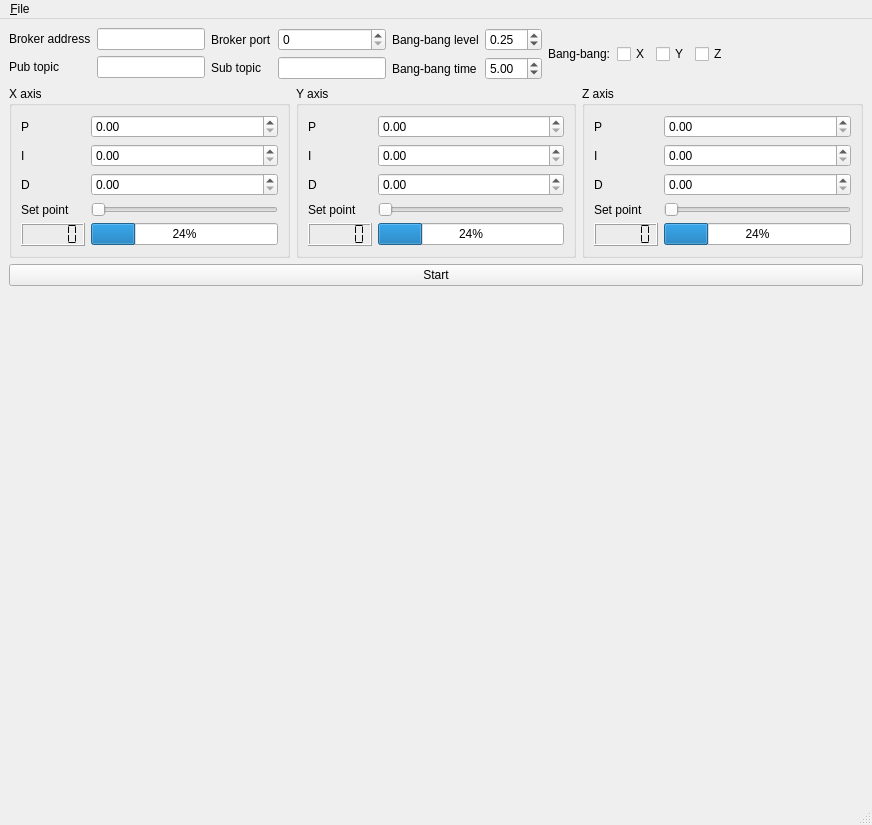
Before: the Qt Designer form mainwindow.ui in pbosetti/machine_sim, drawn with Qt 5.
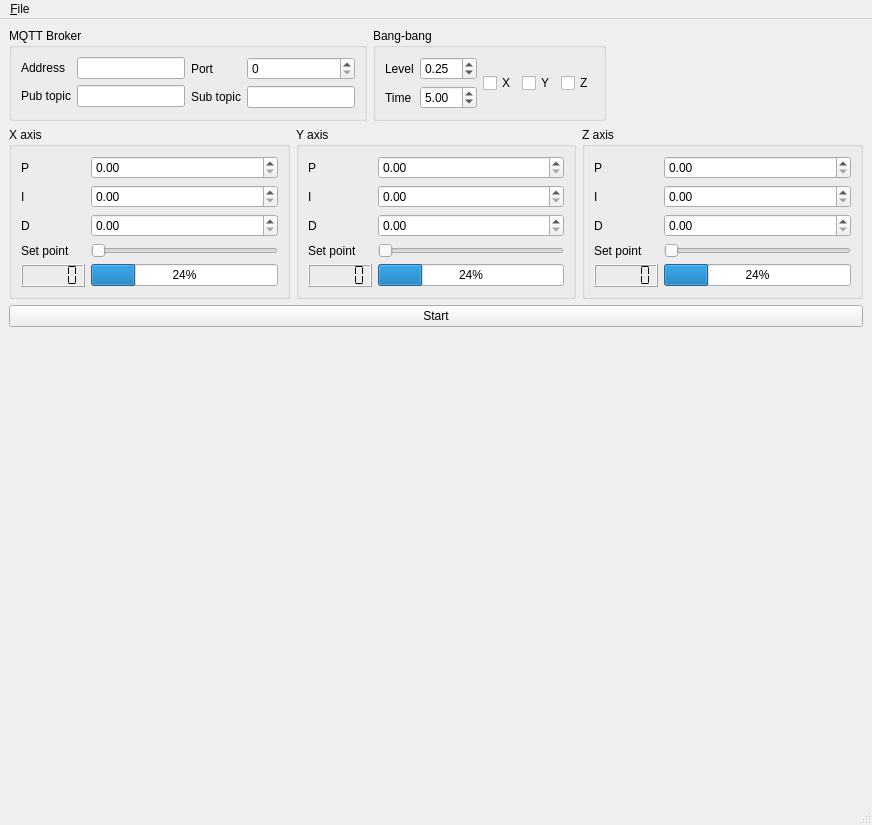
After: the same form once the commit is applied. Custom widgets are drawn as their Qt base class.

What changed in the file:
```diff
--- a/mainwindow.ui
+++ b/mainwindow.ui
@@ -18,11 +18,20 @@
     <item>
      <layout class="QHBoxLayout" name="horizontalLayout">
       <item>
+       <widget class="QGroupBox" name="groupBox_5">
+        <property name="title">
+         <string>MQTT Broker</string>
+        </property>
+        <layout class="QHBoxLayout" name="horizontalLayout_7">
+         <item>
        <layout class="QFormLayout" name="formLayout">
+           <property name="fieldGrowthPolicy">
+            <enum>QFormLayout::FieldsStayAtSizeHint</enum>
+           </property>
         <item row="0" column="0">
          <widget class="QLabel" name="label">
           <property name="text">
-           <string>Broker address</string>
+              <string>Address</string>
           </property>
          </widget>
         </item>
@@ -43,10 +52,13 @@
       </item>
       <item>
        <layout class="QFormLayout" name="formLayout_2">
+           <property name="fieldGrowthPolicy">
+            <enum>QFormLayout::ExpandingFieldsGrow</enum>
+           </property>
         <item row="0" column="0">
          <widget class="QLabel" name="label_3">
           <property name="text">
-           <string>Broker port</string>
+              <string>Port</string>
           </property>
          </widget>
         </item>
@@ -59,6 +71,12 @@
         </item>
         <item row="0" column="1">
          <widget class="QSpinBox" name="brokerPortField">
+             <property name="sizePolicy">
+              <sizepolicy hsizetype="Expanding" vsizetype="Fixed">
+               <horstretch>0</horstretch>
+               <verstretch>0</verstretch>
+              </sizepolicy>
+             </property>
           <property name="maximum">
            <number>4096</number>
           </property>
@@ -69,12 +87,21 @@
         </item>
        </layout>
       </item>
+        </layout>
+       </widget>
+      </item>
+      <item>
+       <widget class="QGroupBox" name="groupBox_4">
+        <property name="title">
+         <string>Bang-bang</string>
+        </property>
+        <layout class="QHBoxLayout" name="horizontalLayout_6">
       <item>
        <layout class="QFormLayout" name="formLayout_3">
         <item row="0" column="0">
          <widget class="QLabel" name="label_17">
           <property name="text">
-           <string>Bang-bang level</string>
+              <string>Level</string>
           </property>
          </widget>
         </item>
@@ -97,7 +124,7 @@
         <item row="1" column="0">
          <widget class="QLabel" name="label_18">
           <property name="text">
-           <string>Bang-bang time</string>
+              <string>Time</string>
           </property>
          </widget>
         </item>
@@ -119,13 +146,6 @@
         </item>
        </layout>
       </item>
-      <item>
-       <widget class="QLabel" name="label_19">
-        <property name="text">
-         <string>Bang-bang:</string>
-        </property>
-       </widget>
-      </item>
       <item>
        <widget class="QCheckBox" name="bangBangX">
         <property name="text">
@@ -147,6 +167,9 @@
         </property>
        </widget>
       </item>
+        </layout>
+       </widget>
+      </item>
       <item>
        <spacer name="horizontalSpacer">
         <property name="orientation">
@@ -172,6 +195,9 @@
         <layout class="QHBoxLayout" name="horizontalLayout_3">
          <item>
           <layout class="QFormLayout" name="formLayout_5">
+           <property name="fieldGrowthPolicy">
+            <enum>QFormLayout::ExpandingFieldsGrow</enum>
+           </property>
            <item row="0" column="0">
             <widget class="QLabel" name="label_5">
              <property name="text">
@@ -181,6 +207,12 @@
            </item>
            <item row="0" column="1">
             <widget class="QDoubleSpinBox" name="xpSpinBox">
+             <property name="sizePolicy">
+              <sizepolicy hsizetype="Expanding" vsizetype="Fixed">
+               <horstretch>0</horstretch>
+               <verstretch>0</verstretch>
+              </sizepolicy>
+             </property>
              <property name="maximum">
               <double>1000000.000000000000000</double>
              </property>
@@ -195,6 +227,12 @@
            </item>
            <item row="1" column="1">
             <widget class="QDoubleSpinBox" name="xiSpinBox">
+             <property name="sizePolicy">
+              <sizepolicy hsizetype="Expanding" vsizetype="Fixed">
+               <horstretch>0</horstretch>
+               <verstretch>0</verstretch>
+              </sizepolicy>
+             </property>
              <property name="maximum">
               <double>1000000.000000000000000</double>
              </property>
@@ -209,6 +247,12 @@
            </item>
            <item row="2" column="1">
             <widget class="QDoubleSpinBox" name="xdSpinBox">
+             <property name="sizePolicy">
+              <sizepolicy hsizetype="Expanding" vsizetype="Fixed">
+               <horstretch>0</horstretch>
+               <verstretch>0</verstretch>
+              </sizepolicy>
+             </property>
              <property name="maximum">
               <double>1000000.000000000000000</double>
              </property>
@@ -258,6 +302,9 @@
         <layout class="QHBoxLayout" name="horizontalLayout_4">
          <item>
           <layout class="QFormLayout" name="formLayout_8">
+           <property name="fieldGrowthPolicy">
+            <enum>QFormLayout::ExpandingFieldsGrow</enum>
+           </property>
            <item row="0" column="0">
             <widget class="QLabel" name="label_8">
              <property name="text">
@@ -281,6 +328,12 @@
            </item>
            <item row="0" column="1">
             <widget class="QDoubleSpinBox" name="ypSpinBox">
+             <property name="sizePolicy">
+              <sizepolicy hsizetype="Expanding" vsizetype="Fixed">
+               <horstretch>0</horstretch>
+               <verstretch>0</verstretch>
+              </sizepolicy>
+             </property>
              <property name="maximum">
               <double>1000000.000000000000000</double>
              </property>
@@ -288,6 +341,12 @@
            </item>
            <item row="1" column="1">
             <widget class="QDoubleSpinBox" name="yiSpinBox">
+             <property name="sizePolicy">
+              <sizepolicy hsizetype="Expanding" vsizetype="Fixed">
+               <horstretch>0</horstretch>
+               <verstretch>0</verstretch>
+              </sizepolicy>
+             </property>
              <property name="maximum">
               <double>1000000.000000000000000</double>
              </property>
@@ -295,6 +354,12 @@
            </item>
            <item row="2" column="1">
             <widget class="QDoubleSpinBox" name="ydSpinBox">
+             <property name="sizePolicy">
+              <sizepolicy hsizetype="Expanding" vsizetype="Fixed">
+               <horstretch>0</horstretch>
+               <verstretch>0</verstretch>
+              </sizepolicy>
+             </property>
              <property name="maximum">
               <double>1000000.000000000000000</double>
              </property>
@@ -344,6 +409,9 @@
         <layout class="QHBoxLayout" name="horizontalLayout_5">
          <item>
           <layout class="QFormLayout" name="formLayout_7">
+           <property name="fieldGrowthPolicy">
+            <enum>QFormLayout::ExpandingFieldsGrow</enum>
+           </property>
            <item row="0" column="0">
             <widget class="QLabel" name="label_11">
              <property name="text">
@@ -367,6 +435,12 @@
            </item>
            <item row="0" column="1">
             <widget class="QDoubleSpinBox" name="zpSpinBox">
+             <property name="sizePolicy">
+              <sizepolicy hsizetype="Expanding" vsizetype="Fixed">
+               <horstretch>0</horstretch>
+               <verstretch>0</verstretch>
+              </sizepolicy>
+             </property>
              <property name="maximum">
               <double>1000000.000000000000000</double>
              </property>
@@ -374,6 +448,12 @@
            </item>
            <item row="1" column="1">
             <widget class="QDoubleSpinBox" name="ziSpinBox">
+             <property name="sizePolicy">
+              <sizepolicy hsizetype="Expanding" vsizetype="Fixed">
+               <horstretch>0</horstretch>
+               <verstretch>0</verstretch>
+              </sizepolicy>
+             </property>
              <property name="maximum">
               <double>1000000.000000000000000</double>
              </property>
@@ -381,6 +461,12 @@
            </item>
            <item row="2" column="1">
             <widget class="QDoubleSpinBox" name="zdSpinBox">
+             <property name="sizePolicy">
+              <sizepolicy hsizetype="Expanding" vsizetype="Fixed">
+               <horstretch>0</horstretch>
+               <verstretch>0</verstretch>
+              </sizepolicy>
+             </property>
              <property name="maximum">
               <double>1000000.000000000000000</double>
              </property>
```
Lines whose indentation alone changed are shown as unchanged.
